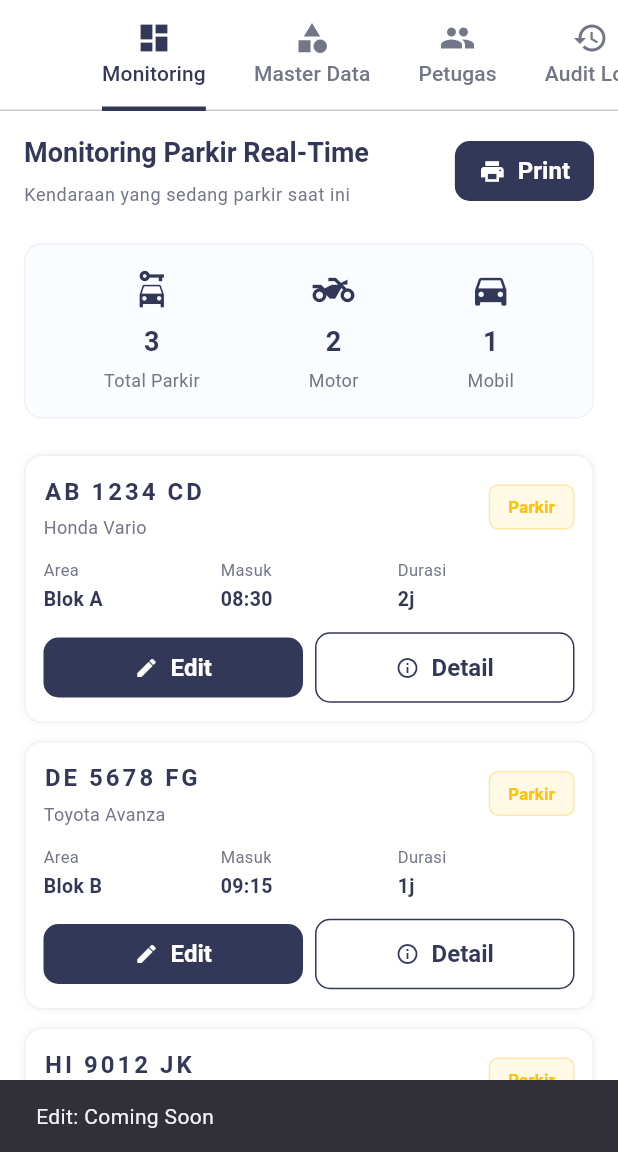
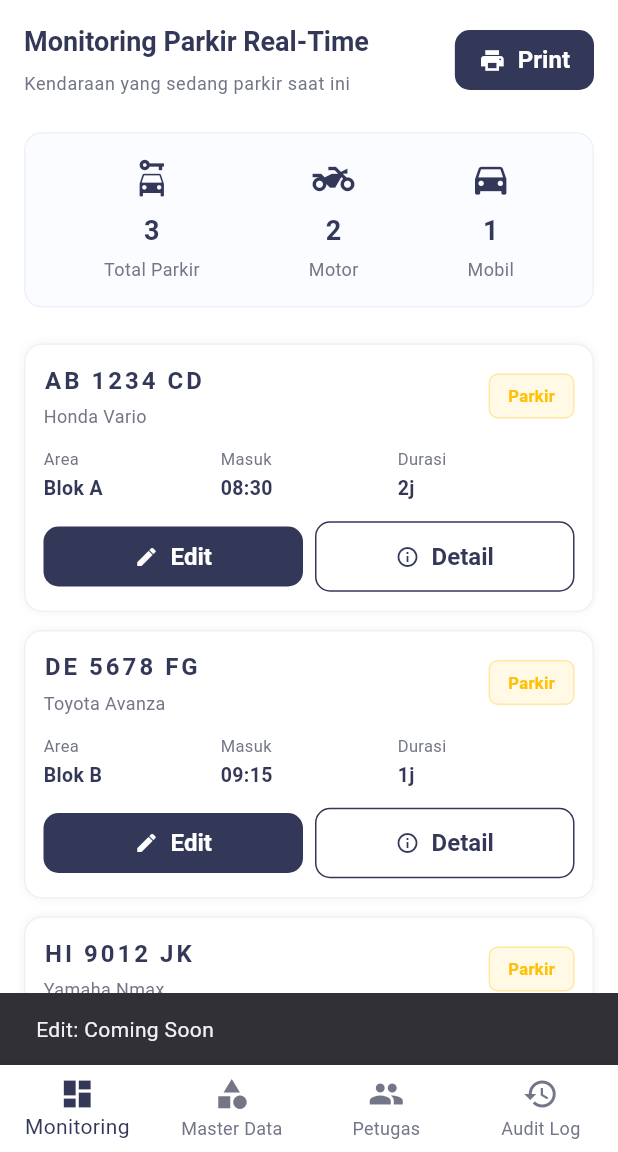
Before and after one commit to abimanyupewe/module_parking_app, a Flutter app: the AdminDashboardPage screen opened by its route, after a tap on "Edit", on a phone screen of 412 x 824 dp, the part 84-1236 px from its top. Run offline on Flutter 3.47's test engine with Material 3 defaults, Android fonts, the phone set to English and light mode, and no system bars; our stand-ins replace pdf, printing, shared_preferences, sqflite, sqflite_common_ffi; missing offline and left inert: bcrypt; accounts and stored records are empty.

Commit message:
refactor(admin): ubah navigasi dari TabBar ke BottomNavigationBar dan simplify profile
Perubahan:
- AdminDashboardPage: Ubah dari DefaultTabController + TabBar ke BottomNavigationBar
- State management: Add _selectedIndex dan _onNavbarTapped untuk handle tab switching
- Remove DefaultTabController dan TabBarView dari build method
- Body sekarang langsung menggunakan indexed pages list

Profile Page:
- Remove ChangePasswordSection dari admin profile
- Profile sekarang hanya menampilkan: Header, Info, dan Settings Menu
- Lebih sederhana dan fokus pada info user saja

Navigation:
- Admin Dashboard sekarang menggunakan BottomNavigationBar seperti owner dashboard
- Consistent design pattern untuk semua user roles
- Profile tetap accessible via PopupMenuButton di header

```diff
--- a/lib/features/admin/pages/admin_dashboard_page.dart
+++ b/lib/features/admin/pages/admin_dashboard_page.dart
@@ -16,6 +16,15 @@ class AdminDashboardPage extends StatefulWidget {
 }
 
 class _AdminDashboardPageState extends State<AdminDashboardPage> {
+  int _selectedIndex = 0;
+
+  final List<Widget> _pages = [
+    const AdminMonitoringSection(),
+    const AdminMasterDataSection(),
+    const AdminStaffManagementSection(),
+    const AdminAuditSection(),
+  ];
+
   @override
   void initState() {
     super.initState();
@@ -46,11 +55,15 @@ class _AdminDashboardPageState extends State<AdminDashboardPage> {
     );
   }
 
+  void _onNavbarTapped(int index) {
+    setState(() {
+      _selectedIndex = index;
+    });
+  }
+
   @override
   Widget build(BuildContext context) {
-    return DefaultTabController(
-      length: 4,
-      child: Scaffold(
+    return Scaffold(
       appBar: AppBar(
         title: const Text('Admin Dashboard'),
         backgroundColor: AppColors.primary,
@@ -83,42 +96,30 @@ class _AdminDashboardPageState extends State<AdminDashboardPage> {
           ),
         ],
       ),
-        body: Column(
-          children: [
-            // Tab Bar
-            Container(
-              color: AppColors.white,
-              child: TabBar(
-                isScrollable: true,
-                indicator: BoxDecoration(
-                  border: Border(
-                    bottom: BorderSide(color: AppColors.primary, width: 3),
+      body: _pages[_selectedIndex],
+      bottomNavigationBar: BottomNavigationBar(
+        currentIndex: _selectedIndex,
+        onTap: _onNavbarTapped,
+        type: BottomNavigationBarType.fixed,
+        backgroundColor: AppColors.white,
+        selectedItemColor: AppColors.primary,
+        unselectedItemColor: AppColors.inactive,
+        elevation: 8,
+        items: const [
+          BottomNavigationBarItem(
+            icon: Icon(Icons.dashboard),
+            label: 'Monitoring',
           ),
+          BottomNavigationBarItem(
+            icon: Icon(Icons.category),
+            label: 'Master Data',
           ),
-                indicatorColor: AppColors.primary,
-                labelColor: AppColors.primary,
-                unselectedLabelColor: AppColors.inactive,
-                tabs: const [
-                  Tab(icon: Icon(Icons.dashboard), text: 'Monitoring'),
-                  Tab(icon: Icon(Icons.category), text: 'Master Data'),
-                  Tab(icon: Icon(Icons.people), text: 'Petugas'),
-                  Tab(icon: Icon(Icons.history), text: 'Audit Log'),
-                ],
-              ),
-            ),
-            // Tab Content
-            const Expanded(
-              child: TabBarView(
-                children: [
-                  AdminMonitoringSection(),
-                  AdminMasterDataSection(),
-                  AdminStaffManagementSection(),
-                  AdminAuditSection(),
-                ],
-              ),
+          BottomNavigationBarItem(icon: Icon(Icons.people), label: 'Petugas'),
+          BottomNavigationBarItem(
+            icon: Icon(Icons.history),
+            label: 'Audit Log',
           ),
         ],
-        ),
       ),
     );
   }
--- a/lib/features/admin/pages/admin_profile_page.dart
+++ b/lib/features/admin/pages/admin_profile_page.dart
@@ -3,7 +3,6 @@ import '../../../core/preferences/app_preferences.dart';
 import '../widgets/profile/profile_header.dart';
 import '../widgets/profile/profile_info_section.dart';
 import '../widgets/profile/account_settings_section.dart';
-import '../widgets/profile/change_password_section.dart';
 
 /// Admin Profile Page - Profile lengkap untuk admin
 class AdminProfilePage extends StatefulWidget {
@@ -61,14 +60,6 @@ class _AdminProfilePageState extends State<AdminProfilePage> {
             // Account Settings
             const AccountSettingsSection(),
             const SizedBox(height: 24),
-
-            // Change Password Section
-            ChangePasswordSection(
-              onPasswordChanged: () {
-                // Handle password change if needed
-              },
-            ),
-            const SizedBox(height: 24),
           ],
         ),
       ),
```
Lines whose indentation alone changed are shown as unchanged.
